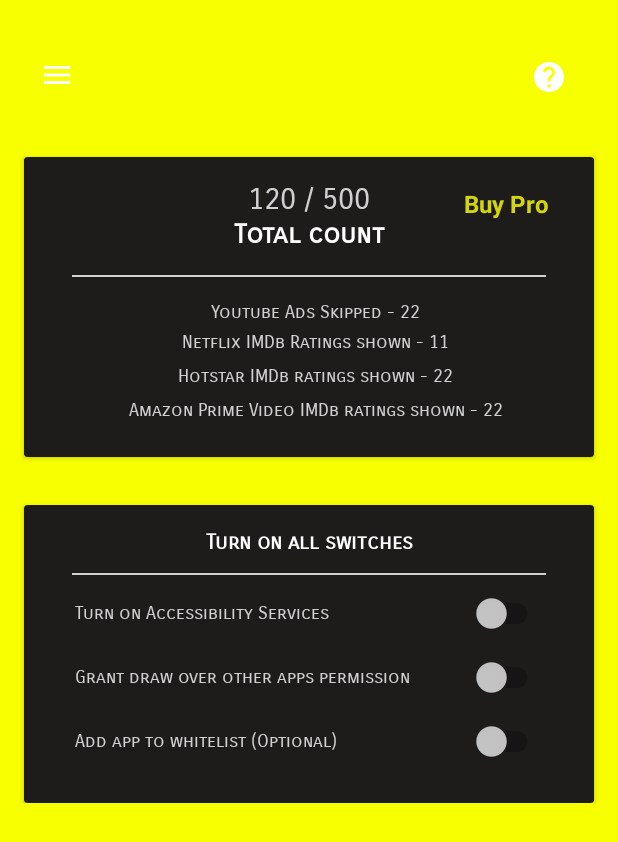
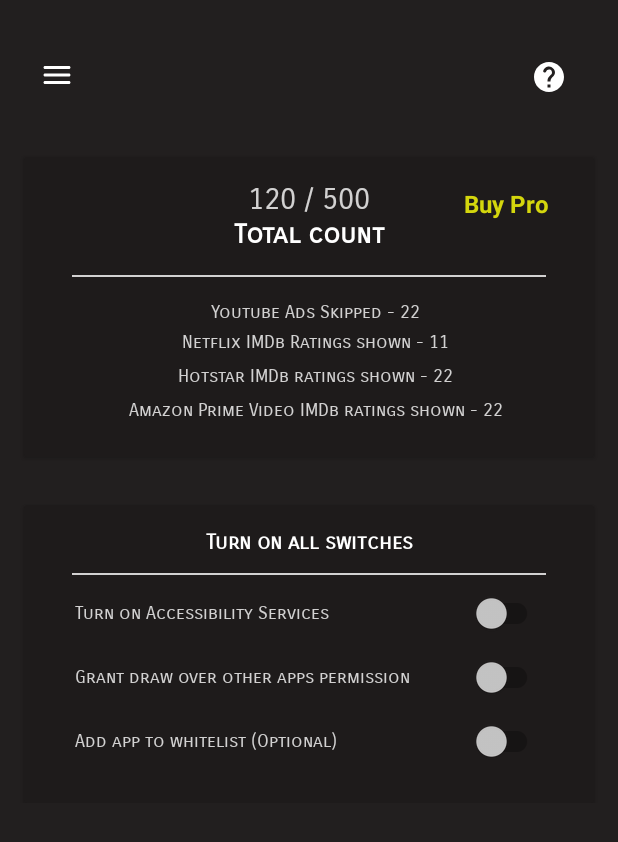
Before and after one commit to Veeresh8/Netflix-IMDB-Plugin, an Android app: the layout activity_main_new.xml on its own in the app's theme, with its tools: preview values and no code run, on a phone screen of 412 x 824 dp. Shown: the top 842 px of the screen. Run offline under Robolectric (Android 15) with nearby library versions, the phone set to English and light mode, and no system bars; Roboto replaces fonts that are not available here.

Commit message:
Fixing background

```diff
--- a/app/src/main/res/layout/activity_customize_rating_view.xml
+++ b/app/src/main/res/layout/activity_customize_rating_view.xml
@@ -1,7 +1,7 @@
 <?xml version="1.0" encoding="utf-8"?>
 <androidx.constraintlayout.widget.ConstraintLayout xmlns:android="http://schemas.android.com/apk/res/android"
                                                    xmlns:app="http://schemas.android.com/apk/res-auto"
-                                                   android:background="@color/ratingBackground"
+                                                   android:background="@color/background"
                                                    android:layout_width="match_parent"
                                                    android:layout_height="match_parent" android:id="@+id/linearLayout">
 
--- a/app/src/main/res/layout/activity_main_new.xml
+++ b/app/src/main/res/layout/activity_main_new.xml
@@ -8,14 +8,13 @@
         android:layout_height="match_parent">
 
     <ScrollView android:layout_width="match_parent"
-                android:background="@color/ratingBackground"
+                android:background="@color/background"
                 android:layout_height="match_parent">
 
         <androidx.constraintlayout.widget.ConstraintLayout
                 android:id="@+id/rootLayout"
                 android:animateLayoutChanges="true"
                 android:layout_width="match_parent"
-                android:background="@color/ratingBackground"
                 android:layout_height="match_parent"
                 android:visibility="visible">
 
@@ -319,7 +318,7 @@
             android:animateLayoutChanges="true"
             android:layout_width="match_parent"
             android:layout_height="match_parent"
-            android:background="@color/ratingBackground"
+            android:background="@color/background"
             tools:context=".MainActivity" android:visibility="gone">
 
         <com.airbnb.lottie.LottieAnimationView
@@ -352,7 +351,7 @@
             android:layout_gravity="start"
             android:theme="@style/NavigationTheme"
             app:headerLayout="@layout/layout_nav_header"
-            android:background="@color/ratingBackground"
+            android:background="@color/background"
             app:itemIconTint="@android:color/white"
             app:itemTextAppearance="@style/navFontStyle"
             app:itemTextColor="@android:color/white"
--- a/app/src/main/res/layout/faq_bottom_sheet.xml
+++ b/app/src/main/res/layout/faq_bottom_sheet.xml
@@ -3,10 +3,10 @@
 <ScrollView
         xmlns:android="http://schemas.android.com/apk/res/android"
         android:layout_width="match_parent"
-        android:background="@color/ratingBackground"
+        android:background="@color/background"
         android:layout_height="match_parent">
     <androidx.constraintlayout.widget.ConstraintLayout
-            xmlns:app="http://schemas.android.com/apk/res-auto"
+            xmlns:app="http://schemas.andr oid.com/apk/res-auto"
             android:layout_width="match_parent"
             android:layout_height="wrap_content"
             android:id="@+id/rootLayout">
--- a/app/src/main/res/layout/layout_nav_header.xml
+++ b/app/src/main/res/layout/layout_nav_header.xml
@@ -5,7 +5,7 @@
               android:layout_width="match_parent"
               android:layout_height="200dp"
               android:gravity="center"
-              android:background="@color/ratingBackground">
+              android:background="@color/background">
 
     <com.airbnb.lottie.LottieAnimationView
             android:id="@+id/lottieAnimation"
--- a/app/src/main/res/layout/settings_bottom_sheet.xml
+++ b/app/src/main/res/layout/settings_bottom_sheet.xml
@@ -4,7 +4,7 @@
         xmlns:app="http://schemas.android.com/apk/res-auto"
         android:layout_width="match_parent"
         android:layout_height="wrap_content"
-        android:background="@color/ratingBackground"
+        android:background="@color/background"
         android:id="@+id/rootLayout">
 
     <TextView
--- a/app/src/main/res/layout/support_bottom_sheet.xml
+++ b/app/src/main/res/layout/support_bottom_sheet.xml
@@ -4,14 +4,14 @@
         xmlns:app="http://schemas.android.com/apk/res-auto"
         android:layout_width="match_parent"
         android:layout_height="wrap_content"
-        android:background="@color/ratingBackground"
+        android:background="@color/background"
         android:id="@+id/rootLayout">
 
     <Button
             android:text="Buy"
             android:padding="10dp"
             android:textStyle="bold"
-            android:background="@color/ratingTitle"
+            android:background="@color/colorAccent"
             android:layout_width="0dp"
             android:fontFamily="@font/alegreya_sans_sc_extrabold"
             android:layout_height="wrap_content"
--- a/app/src/main/res/values/colors.xml
+++ b/app/src/main/res/values/colors.xml
@@ -6,6 +6,7 @@
     <color name="netflixRed">#E50914</color>
     <color name="hotstarYellow">#D4D60D</color>
     <color name="ratingBackground">#FFF7FF00</color>
+    <color name="background">#221F1F</color>
     <color name="cardBackground">#1e1b1b</color>
     <color name="ratingTitle">#FF161515</color>
     <color name="white">#FFF</color>
--- a/app/src/main/res/values/strings.xml
+++ b/app/src/main/res/values/strings.xml
@@ -17,7 +17,6 @@
         view shown
     </string>
     <string name="ans_acc_serv">A: Add this app to whitelist (More info)</string>
-    <string name="ans_activate_app">A: Grant overlay permission and enable accessibility services to activate the app
-        (More Info)
+    <string name="ans_activate_app">A: Grant overlay permission and enable accessibility services to activate the app.
     </string>
 </resources>
```
